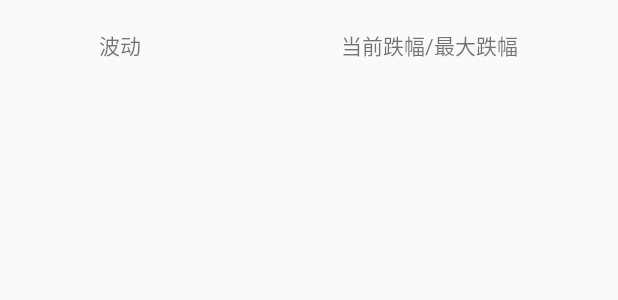
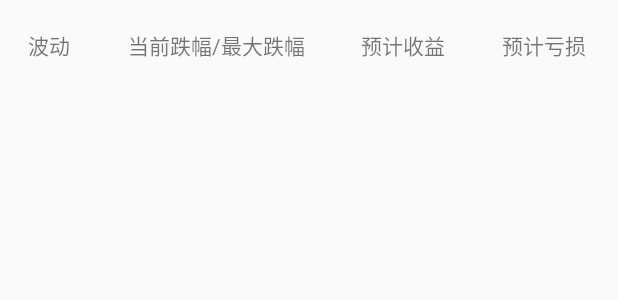
Before and after one commit to atcg16569/AIFA, an Android app: the layout fund_item.xml on its own in the app's theme, with its tools: preview values and no code run, on a phone screen of 412 x 824 dp. Shown: the top 300 px of the screen. Run offline under Robolectric (Android 15) with nearby library versions, the phone set to English and light mode, and no system bars.

```diff
--- a/app/src/main/java/com/example/aifa/database/Fund.kt
+++ b/app/src/main/java/com/example/aifa/database/Fund.kt
@@ -16,5 +16,7 @@ data class Fund(
     val past: Float,
     val present: Float,
     val weight: Float,
+    val pre_income:Float,
+    val pre_loss:Float,
     var status:Int
 )
--- a/app/src/main/java/com/example/aifa/database/FundDatabase.kt
+++ b/app/src/main/java/com/example/aifa/database/FundDatabase.kt
@@ -4,7 +4,7 @@ import androidx.room.Database
 import androidx.room.RoomDatabase
 import androidx.room.TypeConverters
 
-@Database(entities = [ Fund::class ], version=1,exportSchema = false)
+@Database(entities = [Fund::class], version = 1, exportSchema = false)
 @TypeConverters(FundTypeConverters::class)
 abstract class FundDatabase : RoomDatabase() {
     abstract fun fundDao(): FundDao
--- a/app/src/main/res/layout/fund_item.xml
+++ b/app/src/main/res/layout/fund_item.xml
@@ -29,6 +29,16 @@
                 android:layout_height="wrap_content"
                 android:gravity="center"
                 android:text="当前跌幅/最大跌幅" />
+            <TextView
+                android:layout_width="wrap_content"
+                android:layout_height="wrap_content"
+                android:gravity="center"
+                android:text="预计收益" />
+            <TextView
+                android:layout_width="wrap_content"
+                android:layout_height="wrap_content"
+                android:gravity="center"
+                android:text="预计亏损" />
 
         </TableRow>
 
@@ -45,6 +55,16 @@
                 android:layout_width="wrap_content"
                 android:layout_height="wrap_content"
                 android:gravity="center" />
+            <TextView
+                android:id="@+id/income"
+                android:layout_width="wrap_content"
+                android:layout_height="wrap_content"
+                android:gravity="center" />
+            <TextView
+                android:id="@+id/loss"
+                android:layout_width="wrap_content"
+                android:layout_height="wrap_content"
+                android:gravity="center" />
         </TableRow>
 
         <androidx.appcompat.widget.SwitchCompat
```
Also changed, not shown: app/src/main/java/com/example/aifa/Utils.kt (+13 -9 lines), app/src/main/java/com/example/aifa/ui/main/FundAdapter.kt (+7 -6 lines), app/src/main/java/com/example/aifa/ui/main/ListFragment.kt (+1 -7 lines).
